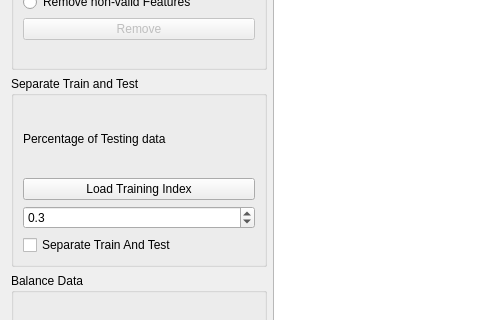
This is GUI/Prepare.ui in salan668/FAE as Qt 5 draws it before an edit; both pictures show x 0 to 480 and y 317 to 637 of the 1025 by 820 pixel window. The edited form follows.
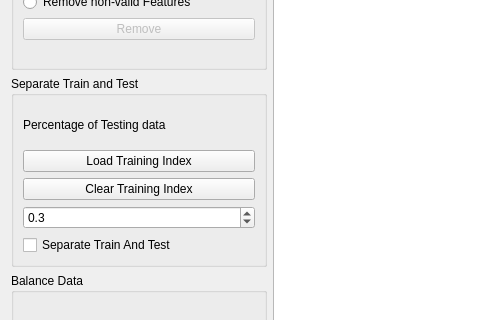
This is the edited form.

Commit message: 1.Fix the button 'select all' 2.Add aid line of best AUC value in figure curve 3.Fix the bug of table display

The edit to the form file:
```diff
--- a/GUI/Prepare.ui
+++ b/GUI/Prepare.ui
@@ -133,6 +133,13 @@
               </property>
              </widget>
             </item>
+            <item>
+             <widget class="QPushButton" name="clear_training_index">
+              <property name="text">
+               <string>Clear Training Index</string>
+              </property>
+             </widget>
+            </item>
             <item>
              <widget class="QDoubleSpinBox" name="spinBoxSeparate">
               <property name="decimals">
```
The commit also changes 6 other files.
